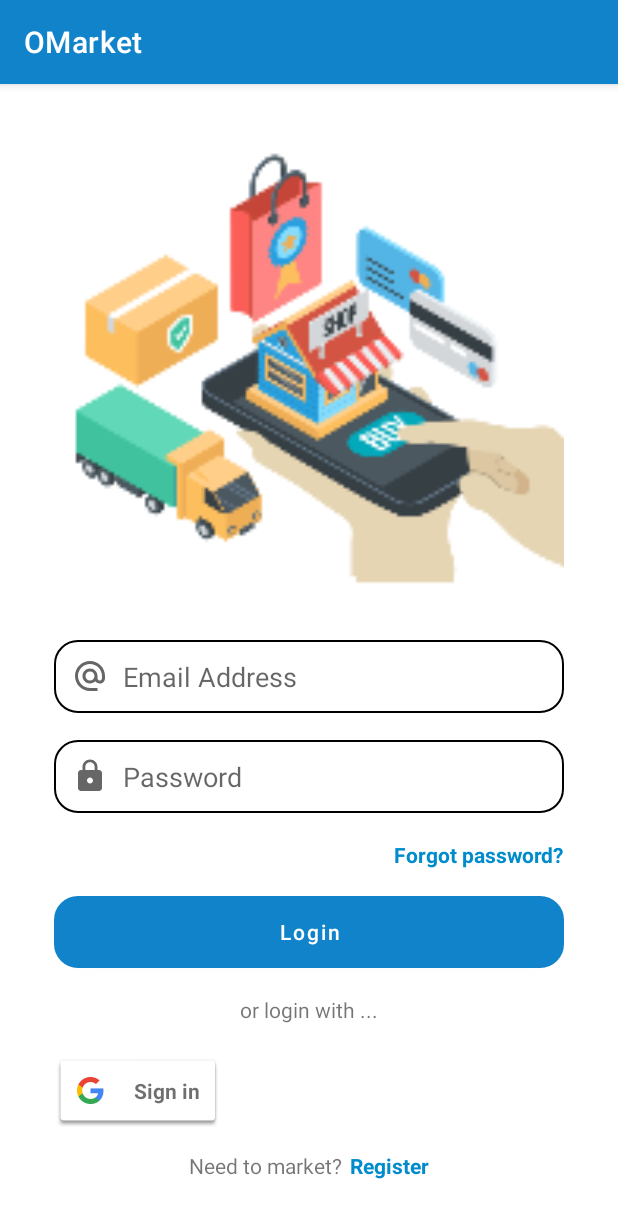
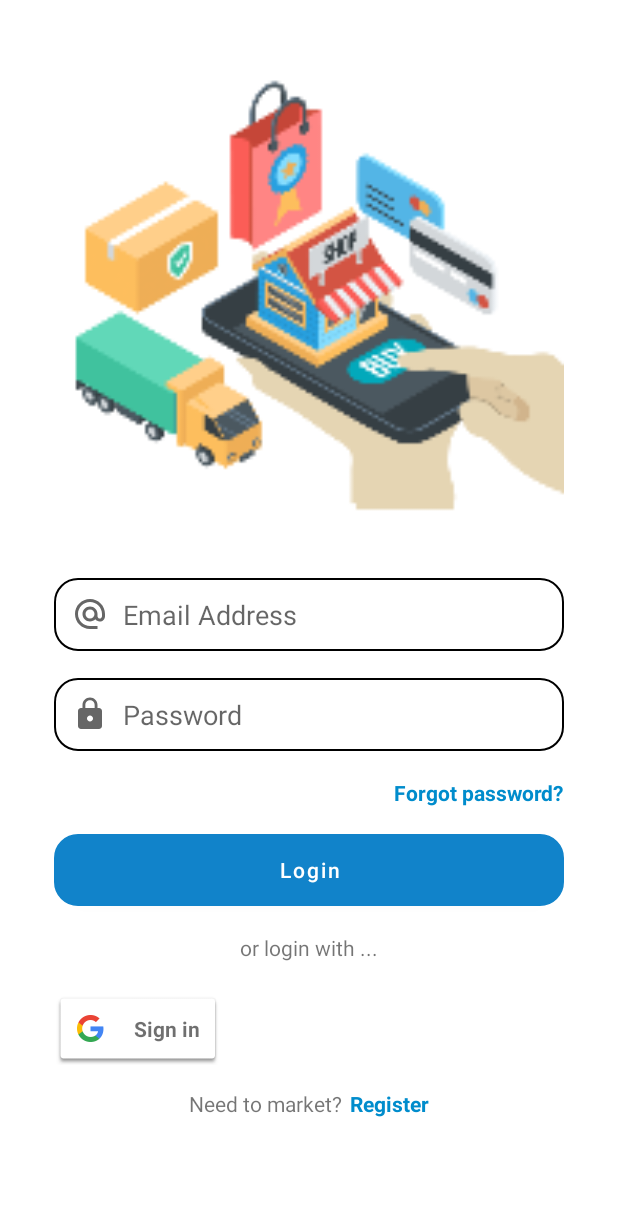
Before and after one commit to rbehzad/Project0, an Android app: the screen it shows after launch (LoginActivity), on a phone screen of 412 x 824 dp. Shown: the top 1218 px of the screen. Run offline under Robolectric (Android 15) with nearby library versions, the phone set to English and light mode, and no system bars.

Commit message:
change general setting

```diff
--- a/app/src/main/java/com/example/omarket/LoginActivity.java
+++ b/app/src/main/java/com/example/omarket/LoginActivity.java
@@ -3,6 +3,7 @@ package com.example.omarket;
 import androidx.appcompat.app.AppCompatActivity;
 
 import android.os.Bundle;
+import android.widget.Toast;
 
 public class LoginActivity extends AppCompatActivity {
 
--- a/app/src/main/res/layout/activity_login.xml
+++ b/app/src/main/res/layout/activity_login.xml
@@ -16,7 +16,7 @@
         app:layout_constraintEnd_toEndOf="parent"
         app:layout_constraintStart_toStartOf="parent"
         app:layout_constraintTop_toTopOf="parent"
-        app:layout_constraintVertical_bias="0.75">
+        app:layout_constraintVertical_bias="0.70">
 
         <EditText
             android:id="@+id/editTextTextEmailAddress"
--- a/app/src/main/res/values/themes.xml
+++ b/app/src/main/res/values/themes.xml
@@ -1,6 +1,6 @@
 <resources xmlns:tools="http://schemas.android.com/tools">
     <!-- Base application theme. -->
-    <style name="Theme.OMarket" parent="Theme.MaterialComponents.DayNight.DarkActionBar">
+    <style name="Theme.OMarket" parent="Theme.MaterialComponents.DayNight.NoActionBar">
         <!-- Primary brand color. -->
         <item name="colorPrimary">@color/blue_500</item>
         <item name="colorPrimaryVariant">@color/white</item>
```
